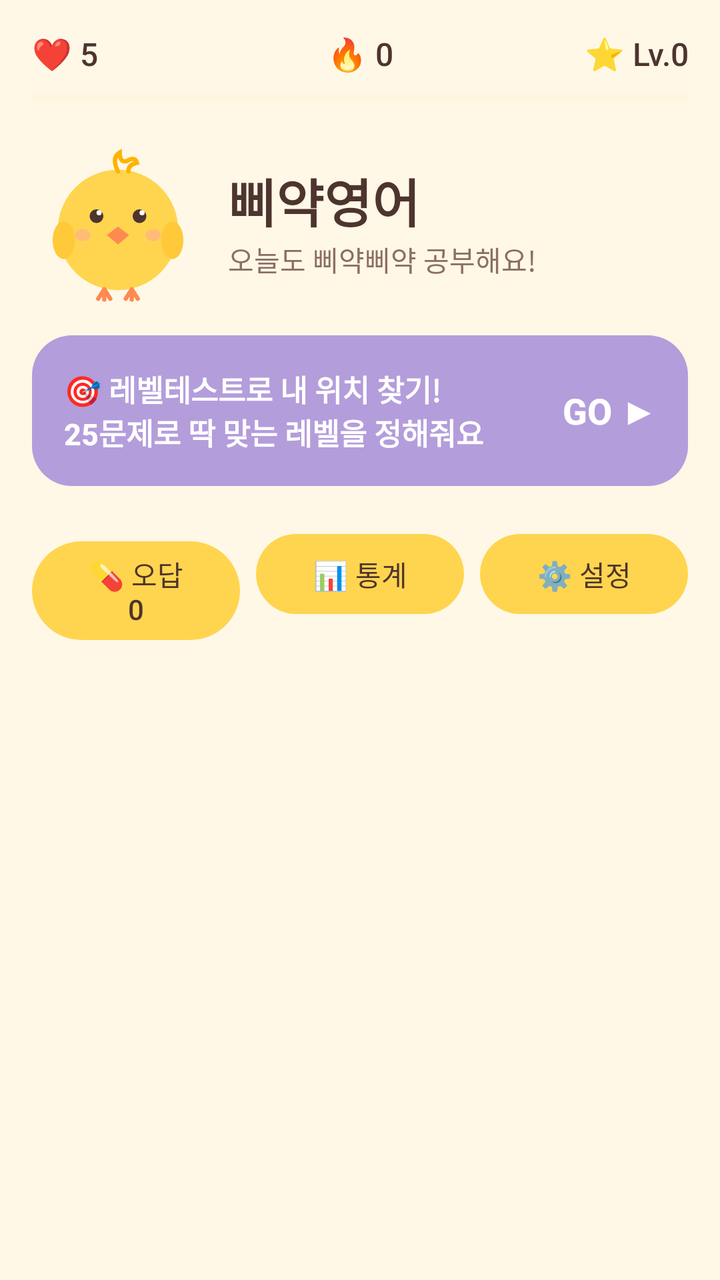
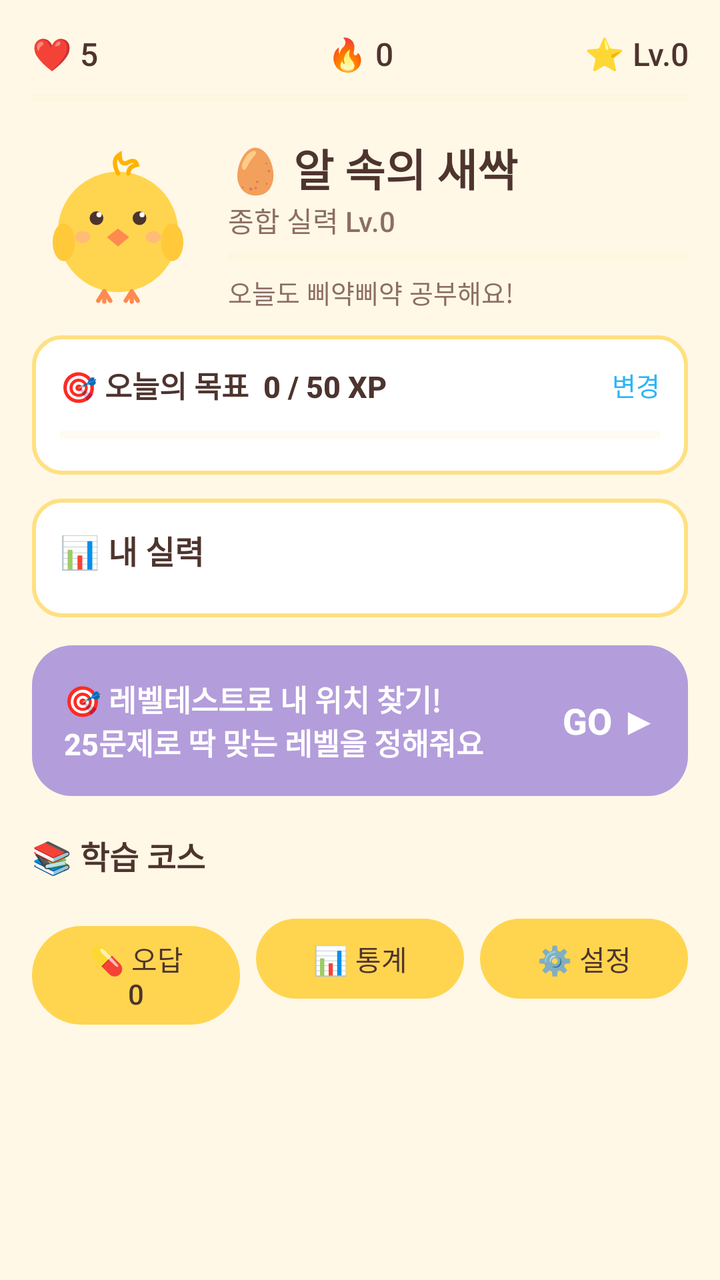

Two renders of the same Android screen: before a commit and after it. Below are the layout's source before the change and the commit's diff.
<!-- AndroidManifest.xml: application theme Theme.Piyak -->
<!-- res/layout/activity_main.xml -->
<?xml version="1.0" encoding="utf-8"?>
<ScrollView xmlns:android="http://schemas.android.com/apk/res/android"
    android:layout_width="match_parent" android:layout_height="match_parent"
    android:fillViewport="true">

    <LinearLayout
        android:layout_width="match_parent" android:layout_height="wrap_content"
        android:orientation="vertical" android:padding="16dp">

        
        <LinearLayout
            android:layout_width="match_parent" android:layout_height="wrap_content"
            android:orientation="horizontal" android:gravity="center_vertical">
            <TextView android:id="@+id/txtHearts" android:layout_width="0dp" android:layout_height="wrap_content"
                android:layout_weight="1" android:textSize="16sp" android:text="❤️ 5" />
            <TextView android:id="@+id/txtStreak" android:layout_width="0dp" android:layout_height="wrap_content"
                android:layout_weight="1" android:gravity="center" android:textSize="16sp" android:text="🔥 0" />
            <TextView android:id="@+id/txtLevel" android:layout_width="0dp" android:layout_height="wrap_content"
                android:layout_weight="1" android:gravity="end" android:textSize="16sp" android:text="⭐ Lv.0" />
        </LinearLayout>

        <ProgressBar android:id="@+id/xpBar" style="?android:attr/progressBarStyleHorizontal"
            android:layout_width="match_parent" android:layout_height="10dp"
            android:layout_marginTop="6dp" android:max="100"
            android:progressTint="@color/chick_yellow_deep" android:progressBackgroundTint="@color/cream_dark" />

        
        <LinearLayout
            android:layout_width="match_parent" android:layout_height="wrap_content"
            android:orientation="horizontal" android:gravity="center_vertical"
            android:layout_marginTop="14dp">
            <ImageView android:id="@+id/imgMascot" android:layout_width="86dp" android:layout_height="86dp"
                android:src="@drawable/chick_neutral" android:contentDescription="삐약이" />
            <LinearLayout android:layout_width="0dp" android:layout_height="wrap_content"
                android:layout_weight="1" android:orientation="vertical" android:layout_marginStart="12dp">
                <TextView android:layout_width="wrap_content" android:layout_height="wrap_content"
                    android:text="삐약영어" android:textSize="26sp" android:textStyle="bold" />
                <TextView android:id="@+id/txtGreeting" android:layout_width="wrap_content" android:layout_height="wrap_content"
                    android:text="오늘도 삐약삐약 공부해요!" android:textSize="14sp" android:textColor="@color/brown_soft" />
            </LinearLayout>
        </LinearLayout>

        
        <LinearLayout
            android:id="@+id/bannerPlacement"
            android:layout_width="match_parent" android:layout_height="wrap_content"
            android:layout_marginTop="14dp" android:background="@drawable/bg_banner"
            android:orientation="horizontal" android:padding="16dp" android:gravity="center_vertical">
            <TextView android:layout_width="0dp" android:layout_height="wrap_content" android:layout_weight="1"
                android:text="🎯 레벨테스트로 내 위치 찾기!\n25문제로 딱 맞는 레벨을 정해줘요"
                android:textColor="@color/white" android:textSize="15sp" android:textStyle="bold" />
            <TextView android:layout_width="wrap_content" android:layout_height="wrap_content"
                android:text="GO ▶" android:textColor="@color/white" android:textSize="18sp" android:textStyle="bold" />
        </LinearLayout>

        
        <LinearLayout android:id="@+id/tracksBox"
            android:layout_width="match_parent" android:layout_height="wrap_content"
            android:orientation="vertical" android:layout_marginTop="8dp" />

        
        <LinearLayout
            android:layout_width="match_parent" android:layout_height="wrap_content"
            android:orientation="horizontal" android:layout_marginTop="12dp">
            <Button android:id="@+id/btnReview" android:layout_width="0dp" android:layout_height="wrap_content"
                android:layout_weight="1" android:text="💊 오답 0" />
            <Button android:id="@+id/btnStats" android:layout_width="0dp" android:layout_height="wrap_content"
                android:layout_weight="1" android:layout_marginStart="8dp" android:text="📊 통계" />
            <Button android:id="@+id/btnSettings" android:layout_width="0dp" android:layout_height="wrap_content"
                android:layout_weight="1" android:layout_marginStart="8dp" android:text="⚙️ 설정" />
        </LinearLayout>
    </LinearLayout>
</ScrollView>
<!-- resources referenced by this layout -->
<resources>
  <color name="brown_soft">#8D6E63</color>
  <color name="chick_yellow_deep">#FFB300</color>
  <color name="cream_dark">#FFF0CC</color>
  <color name="white">#FFFFFF</color>
  <!-- drawable bg_banner (drawable) -->
  <?xml version="1.0" encoding="utf-8"?>
  <shape xmlns:android="http://schemas.android.com/apk/res/android" android:shape="rectangle">
      <solid android:color="@color/lavender"/>
      <corners android:radius="20dp"/>
  </shape>
  <!-- drawable chick_neutral (drawable) -->
  <?xml version="1.0" encoding="utf-8"?>
  <vector xmlns:android="http://schemas.android.com/apk/res/android"
      android:width="120dp" android:height="120dp"
      android:viewportWidth="200" android:viewportHeight="200">
      
      <path android:pathData="M30,110 a70,70 0 1,0 140,0 a70,70 0 1,0 -140,0" android:fillColor="#FFD54F"/>
      
      <path android:pathData="M100,42 q-8,-16 2,-22 q0,12 8,10 q10,-6 12,2 q-10,2 -10,10"
          android:strokeColor="#FFB300" android:strokeWidth="5" android:strokeLineCap="round" android:fillColor="#00000000"/>
      
      <path android:pathData="M24,122 a13,22 0 1,0 26,0 a13,22 0 1,0 -26,0" android:fillColor="#FFC93A"/>
      <path android:pathData="M150,122 a13,22 0 1,0 26,0 a13,22 0 1,0 -26,0" android:fillColor="#FFC93A"/>
      
      <path android:pathData="M67,94 a8,8 0 1,0 16,0 a8,8 0 1,0 -16,0" android:fillColor="#4E342E"/>
      <path android:pathData="M117,94 a8,8 0 1,0 16,0 a8,8 0 1,0 -16,0" android:fillColor="#4E342E"/>
      <path android:pathData="M75,90 a3,3 0 1,0 6,0 a3,3 0 1,0 -6,0" android:fillColor="#FFFFFF"/>
      <path android:pathData="M125,90 a3,3 0 1,0 6,0 a3,3 0 1,0 -6,0" android:fillColor="#FFFFFF"/>
      
      <path android:pathData="M100,106 L113,116 L100,127 L87,116 Z" android:fillColor="#FF8A50"/>
      
      <path android:pathData="M50,116 a9,7 0 1,0 18,0 a9,7 0 1,0 -18,0" android:fillColor="#99FFAB91"/>
      <path android:pathData="M132,116 a9,7 0 1,0 18,0 a9,7 0 1,0 -18,0" android:fillColor="#99FFAB91"/>
      
      <path android:pathData="M84,179 l-7,11 M84,179 l0,12 M84,179 l7,11 M116,179 l-7,11 M116,179 l0,12 M116,179 l7,11"
          android:strokeColor="#FF8A50" android:strokeWidth="5" android:strokeLineCap="round"/>
  </vector>
  <style name="Theme.Piyak" parent="Theme.Material3.Light.NoActionBar">
          <item name="colorPrimary">@color/chick_yellow</item>
          <item name="colorOnPrimary">@color/brown_text</item>
          <item name="colorPrimaryContainer">@color/cream_dark</item>
          <item name="colorOnPrimaryContainer">@color/brown_text</item>
          <item name="colorSecondary">@color/coral</item>
          <item name="colorOnSecondary">@color/white</item>
          <item name="android:windowBackground">@color/cream</item>
          <item name="android:statusBarColor">@color/cream</item>
          <item name="android:windowLightStatusBar">true</item>
          <item name="android:navigationBarColor">@color/cream</item>
          <item name="android:textColor">@color/brown_text</item>
          <item name="android:fontFamily">sans-serif-medium</item>
      </style>
  <color name="lavender">#B39DDB</color>
  <color name="chick_yellow">#FFD54F</color>
  <color name="brown_text">#4E342E</color>
  <color name="coral">#FF8A80</color>
  <color name="cream">#FFF8E7</color>
</resources>

<!-- the commit's change to res/layout/activity_main.xml (unified diff, before → after) -->
@@ -33,11 +33,54 @@
                 android:src="@drawable/chick_neutral" android:contentDescription="삐약이" />
             <LinearLayout android:layout_width="0dp" android:layout_height="wrap_content"
                 android:layout_weight="1" android:orientation="vertical" android:layout_marginStart="12dp">
-                <TextView android:layout_width="wrap_content" android:layout_height="wrap_content"
-                    android:text="삐약영어" android:textSize="26sp" android:textStyle="bold" />
+                <TextView android:id="@+id/txtRank" android:layout_width="wrap_content" android:layout_height="wrap_content"
+                    android:text="🥚 알 속의 새싹" android:textSize="22sp" android:textStyle="bold" />
+                <TextView android:id="@+id/txtOverall" android:layout_width="wrap_content" android:layout_height="wrap_content"
+                    android:text="종합 실력 Lv.0" android:textSize="14sp" android:textColor="@color/brown_soft" />
+                <ProgressBar android:id="@+id/rankBar" style="?android:attr/progressBarStyleHorizontal"
+                    android:layout_width="match_parent" android:layout_height="8dp"
+                    android:layout_marginTop="4dp" android:max="100"
+                    android:progressTint="@color/lavender_deep" android:progressBackgroundTint="@color/cream_dark" />
                 <TextView android:id="@+id/txtGreeting" android:layout_width="wrap_content" android:layout_height="wrap_content"
-                    android:text="오늘도 삐약삐약 공부해요!" android:textSize="14sp" android:textColor="@color/brown_soft" />
+                    android:layout_marginTop="4dp"
+                    android:text="오늘도 삐약삐약 공부해요!" android:textSize="13sp" android:textColor="@color/brown_soft" />
             </LinearLayout>
+        </LinearLayout>
+
+        
+        <LinearLayout android:id="@+id/goalBox"
+            android:layout_width="match_parent" android:layout_height="wrap_content"
+            android:orientation="vertical" android:layout_marginTop="12dp"
+            android:padding="14dp" android:background="@drawable/bg_tile">
+            <LinearLayout android:layout_width="match_parent" android:layout_height="wrap_content"
+                android:orientation="horizontal" android:gravity="center_vertical">
+                <TextView android:id="@+id/txtGoal" android:layout_width="0dp" android:layout_height="wrap_content"
+                    android:layout_weight="1" android:text="🎯 오늘의 목표  0 / 50 XP"
+                    android:textSize="15sp" android:textStyle="bold" />
+                <TextView android:id="@+id/txtGoalEdit" android:layout_width="wrap_content" android:layout_height="wrap_content"
+                    android:text="변경" android:textSize="13sp" android:textColor="@color/sky_deep" />
+            </LinearLayout>
+            <ProgressBar android:id="@+id/goalBar" style="?android:attr/progressBarStyleHorizontal"
+                android:layout_width="match_parent" android:layout_height="12dp"
+                android:layout_marginTop="8dp" android:max="100"
+                android:progressTint="@color/coral" android:progressBackgroundTint="@color/cream_dark" />
+        </LinearLayout>
+
+        
+        <LinearLayout
+            android:layout_width="match_parent" android:layout_height="wrap_content"
+            android:orientation="vertical" android:layout_marginTop="12dp"
+            android:padding="14dp" android:background="@drawable/bg_tile">
+            <LinearLayout android:layout_width="match_parent" android:layout_height="wrap_content"
+                android:orientation="horizontal" android:gravity="center_vertical">
+                <TextView android:layout_width="0dp" android:layout_height="wrap_content" android:layout_weight="1"
+                    android:text="📊 내 실력" android:textSize="16sp" android:textStyle="bold" />
+                <TextView android:id="@+id/txtWeakest" android:layout_width="wrap_content" android:layout_height="wrap_content"
+                    android:textSize="12sp" android:textColor="@color/brown_soft" />
+            </LinearLayout>
+            <LinearLayout android:id="@+id/skillsBox"
+                android:layout_width="match_parent" android:layout_height="wrap_content"
+                android:orientation="vertical" android:layout_marginTop="8dp" />
         </LinearLayout>
 
         
@@ -54,9 +97,12 @@
         </LinearLayout>
 
         
+        <TextView android:layout_width="wrap_content" android:layout_height="wrap_content"
+            android:layout_marginTop="18dp" android:text="📚 학습 코스"
+            android:textSize="16sp" android:textStyle="bold" />
         <LinearLayout android:id="@+id/tracksBox"
             android:layout_width="match_parent" android:layout_height="wrap_content"
-            android:orientation="vertical" android:layout_marginTop="8dp" />
+            android:orientation="vertical" android:layout_marginTop="4dp" />
 
         
         <LinearLayout
<!-- resource entries referenced after the edit -->
@@ -3,12 +3,21 @@
   <color name="brown_soft">#8D6E63</color>
   <color name="chick_yellow_deep">#FFB300</color>
   <color name="cream_dark">#FFF0CC</color>
+  <color name="lavender_deep">#7E57C2</color>
+  <color name="sky_deep">#29B6F6</color>
   <color name="white">#FFFFFF</color>
   <!-- drawable bg_banner (drawable) -->
   <?xml version="1.0" encoding="utf-8"?>
   <shape xmlns:android="http://schemas.android.com/apk/res/android" android:shape="rectangle">
       <solid android:color="@color/lavender"/>
       <corners android:radius="20dp"/>
+  </shape>
+  <!-- drawable bg_tile (drawable) -->
+  <?xml version="1.0" encoding="utf-8"?>
+  <shape xmlns:android="http://schemas.android.com/apk/res/android" android:shape="rectangle">
+      <solid android:color="@color/white"/>
+      <stroke android:width="2dp" android:color="@color/tile_border"/>
+      <corners android:radius="14dp"/>
   </shape>
   <!-- drawable chick_neutral (drawable) -->
   <?xml version="1.0" encoding="utf-8"?>
@@ -52,6 +61,7 @@
           <item name="android:fontFamily">sans-serif-medium</item>
       </style>
   <color name="lavender">#B39DDB</color>
+  <color name="tile_border">#FFE082</color>
   <color name="chick_yellow">#FFD54F</color>
   <color name="brown_text">#4E342E</color>
   <color name="coral">#FF8A80</color>
